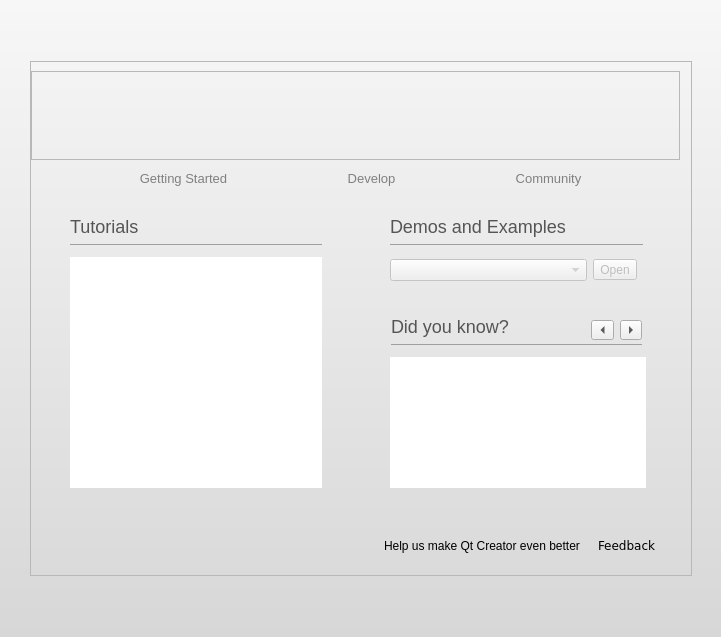
qt-creator/qt-creator, file src/plugins/coreplugin/welcomemode.ui: the form before one commit.
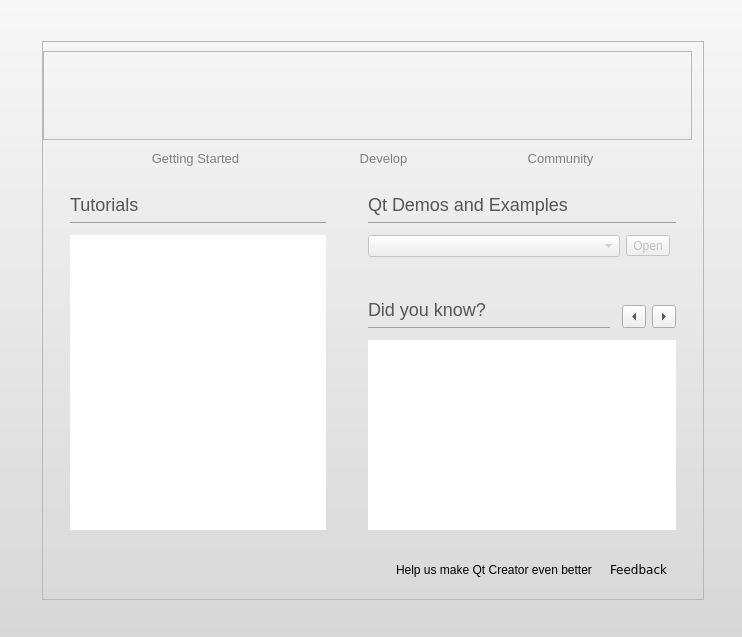
The form after the commit. The open tabs and pages were chosen to show the change. Icons and pictures are not drawn. Custom widgets are drawn as their Qt base class.

Commit message: welcome screen: make layout vertically resizable

```diff
--- a/src/plugins/coreplugin/welcomemode.ui
+++ b/src/plugins/coreplugin/welcomemode.ui
@@ -6,7 +6,7 @@
    <rect>
     <x>0</x>
     <y>0</y>
-    <width>721</width>
+    <width>742</width>
     <height>637</height>
    </rect>
   </property>
@@ -30,38 +30,21 @@
 }</string>
      </property>
      <layout class="QGridLayout" name="gridLayout">
-      <property name="margin">
+      <property name="leftMargin">
+       <number>4</number>
+      </property>
+      <property name="topMargin">
+       <number>4</number>
+      </property>
+      <property name="rightMargin">
+       <number>0</number>
+      </property>
+      <property name="bottomMargin">
        <number>0</number>
       </property>
       <property name="spacing">
        <number>0</number>
       </property>
-      <item row="0" column="1">
-       <spacer name="verticalSpacer_3">
-        <property name="orientation">
-         <enum>Qt::Vertical</enum>
-        </property>
-        <property name="sizeHint" stdset="0">
-         <size>
-          <width>0</width>
-          <height>0</height>
-         </size>
-        </property>
-       </spacer>
-      </item>
-      <item row="1" column="0">
-       <spacer name="horizontalSpacer">
-        <property name="orientation">
-         <enum>Qt::Horizontal</enum>
-        </property>
-        <property name="sizeHint" stdset="0">
-         <size>
-          <width>0</width>
-          <height>0</height>
-         </size>
-        </property>
-       </spacer>
-      </item>
       <item row="1" column="1">
        <widget class="QFrame" name="mainFrame">
         <property name="minimumSize">
@@ -73,7 +56,7 @@
         <property name="maximumSize">
          <size>
           <width>662</width>
-          <height>515</height>
+          <height>16777215</height>
          </size>
         </property>
         <property name="styleSheet">
@@ -219,18 +202,18 @@
          <item>
           <widget class="QStackedWidget" name="stackedWidget">
            <property name="currentIndex">
-            <number>0</number>
+            <number>1</number>
            </property>
-           <widget class="QWidget" name="page">
+           <widget class="QWidget" name="gettingStartedPage">
+            <layout class="QGridLayout" name="gridLayout_9">
+             <property name="margin">
+              <number>18</number>
+             </property>
+             <property name="spacing">
+              <number>24</number>
+             </property>
+             <item row="0" column="0" rowspan="2">
             <widget class="QFrame" name="recentProjectsFrame_2">
-             <property name="geometry">
-              <rect>
-               <x>30</x>
-               <y>20</y>
-               <width>270</width>
-               <height>290</height>
-              </rect>
-             </property>
              <property name="sizePolicy">
               <sizepolicy hsizetype="Preferred" vsizetype="Preferred">
                <horstretch>0</horstretch>
@@ -317,15 +300,68 @@
               </item>
              </layout>
             </widget>
+             </item>
+             <item row="0" column="1">
+              <widget class="QFrame" name="recentProjectsFrame_4">
+               <property name="sizePolicy">
+                <sizepolicy hsizetype="Preferred" vsizetype="Maximum">
+                 <horstretch>0</horstretch>
+                 <verstretch>0</verstretch>
+                </sizepolicy>
+               </property>
+               <property name="maximumSize">
+                <size>
+                 <width>400</width>
+                 <height>16777215</height>
+                </size>
+               </property>
+               <property name="styleSheet">
+                <string/>
+               </property>
+               <layout class="QGridLayout" name="gridLayout_8">
+                <item row="0" column="0" colspan="3">
+                 <widget class="QLabel" name="projTitleLabel_4">
+                  <property name="text">
+                   <string notr="true">&lt;!DOCTYPE HTML PUBLIC &quot;-//W3C//DTD HTML 4.0//EN&quot; &quot;http://www.w3.org/TR/REC-html40/strict.dtd&quot;&gt;
+&lt;html&gt;&lt;head&gt;&lt;meta name=&quot;qrichtext&quot; content=&quot;1&quot; /&gt;&lt;style type=&quot;text/css&quot;&gt;
+p, li { white-space: pre-wrap; }
+&lt;/style&gt;&lt;/head&gt;&lt;body style=&quot; font-family:'MS Shell Dlg 2'; font-size:8.25pt; font-weight:400; font-style:normal;&quot;&gt;
+&lt;p style=&quot; margin-top:16px; margin-bottom:0px; margin-left:0px; margin-right:0px; -qt-block-indent:0; text-indent:0px;&quot;&gt;&lt;span style=&quot; font-size:x-large; color:#555555;&quot;&gt;Qt Demos and Examples&lt;/span&gt;&lt;/p&gt;
+&lt;hr /&gt;&lt;/body&gt;&lt;/html&gt;</string>
+                  </property>
+                  <property name="alignment">
+                   <set>Qt::AlignLeading|Qt::AlignLeft|Qt::AlignTop</set>
+                  </property>
+                 </widget>
+                </item>
+                <item row="1" column="0">
+                 <widget class="QComboBox" name="comboBox">
+                  <property name="enabled">
+                   <bool>false</bool>
+                  </property>
+                  <property name="sizePolicy">
+                   <sizepolicy hsizetype="MinimumExpanding" vsizetype="Fixed">
+                    <horstretch>0</horstretch>
+                    <verstretch>0</verstretch>
+                   </sizepolicy>
+                  </property>
+                 </widget>
+                </item>
+                <item row="1" column="1">
+                 <widget class="QToolButton" name="toolButton">
+                  <property name="enabled">
+                   <bool>false</bool>
+                  </property>
+                  <property name="text">
+                   <string>Open</string>
+                  </property>
+                 </widget>
+                </item>
+               </layout>
+              </widget>
+             </item>
+             <item row="1" column="1">
             <widget class="QFrame" name="recentProjectsFrame_3">
-             <property name="geometry">
-              <rect>
-               <x>350</x>
-               <y>119</y>
-               <width>274</width>
-               <height>191</height>
-              </rect>
-             </property>
              <property name="sizePolicy">
               <sizepolicy hsizetype="Preferred" vsizetype="Preferred">
                <horstretch>0</horstretch>
@@ -341,14 +377,14 @@
              <property name="styleSheet">
               <string/>
              </property>
+               <layout class="QGridLayout" name="gridLayout_10">
+                <item row="0" column="0">
              <widget class="QLabel" name="projTitleLabel_3">
-              <property name="geometry">
-               <rect>
-                <x>10</x>
-                <y>10</y>
-                <width>251</width>
-                <height>36</height>
-               </rect>
+                  <property name="sizePolicy">
+                   <sizepolicy hsizetype="MinimumExpanding" vsizetype="Preferred">
+                    <horstretch>0</horstretch>
+                    <verstretch>0</verstretch>
+                   </sizepolicy>
               </property>
               <property name="text">
                <string notr="true">&lt;!DOCTYPE HTML PUBLIC &quot;-//W3C//DTD HTML 4.0//EN&quot; &quot;http://www.w3.org/TR/REC-html40/strict.dtd&quot;&gt;
@@ -362,15 +398,9 @@
                <set>Qt::AlignLeading|Qt::AlignLeft|Qt::AlignTop</set>
               </property>
              </widget>
+                </item>
+                <item row="1" column="0" colspan="3">
              <widget class="QTextBrowser" name="didYouKnowTextBrowser">
-              <property name="geometry">
-               <rect>
-                <x>9</x>
-                <y>51</y>
-                <width>256</width>
-                <height>131</height>
-               </rect>
-              </property>
               <property name="frameShape">
                <enum>QFrame::NoFrame</enum>
               </property>
@@ -387,15 +417,8 @@
                <bool>true</bool>
               </property>
              </widget>
-             <widget class="QWidget" name="">
-              <property name="geometry">
-               <rect>
-                <x>210</x>
-                <y>14</y>
-                <width>51</width>
-                <height>20</height>
-               </rect>
-              </property>
+                </item>
+                <item row="0" column="2">
               <layout class="QHBoxLayout" name="horizontalLayout_2">
                <item>
                 <widget class="QToolButton" name="prevTipBtn">
@@ -418,84 +441,22 @@
                 </widget>
                </item>
               </layout>
-             </widget>
-            </widget>
-            <widget class="QFrame" name="recentProjectsFrame_4">
-             <property name="geometry">
-              <rect>
-               <x>350</x>
-               <y>20</y>
-               <width>271</width>
-               <height>83</height>
-              </rect>
-             </property>
-             <property name="sizePolicy">
-              <sizepolicy hsizetype="Preferred" vsizetype="Preferred">
-               <horstretch>0</horstretch>
-               <verstretch>0</verstretch>
-              </sizepolicy>
-             </property>
-             <property name="maximumSize">
-              <size>
-               <width>400</width>
-               <height>16777215</height>
-              </size>
-             </property>
-             <property name="styleSheet">
-              <string/>
-             </property>
-             <layout class="QGridLayout" name="gridLayout_8">
-              <item row="0" column="0" colspan="3">
-               <widget class="QLabel" name="projTitleLabel_4">
-                <property name="text">
-                 <string notr="true">&lt;!DOCTYPE HTML PUBLIC &quot;-//W3C//DTD HTML 4.0//EN&quot; &quot;http://www.w3.org/TR/REC-html40/strict.dtd&quot;&gt;
-&lt;html&gt;&lt;head&gt;&lt;meta name=&quot;qrichtext&quot; content=&quot;1&quot; /&gt;&lt;style type=&quot;text/css&quot;&gt;
-p, li { white-space: pre-wrap; }
-&lt;/style&gt;&lt;/head&gt;&lt;body style=&quot; font-family:'MS Shell Dlg 2'; font-size:8.25pt; font-weight:400; font-style:normal;&quot;&gt;
-&lt;p style=&quot; margin-top:16px; margin-bottom:0px; margin-left:0px; margin-right:0px; -qt-block-indent:0; text-indent:0px;&quot;&gt;&lt;span style=&quot; font-size:x-large; color:#555555;&quot;&gt;Demos and Examples&lt;/span&gt;&lt;/p&gt;
-&lt;hr /&gt;&lt;/body&gt;&lt;/html&gt;</string>
-                </property>
-                <property name="alignment">
-                 <set>Qt::AlignLeading|Qt::AlignLeft|Qt::AlignTop</set>
-                </property>
-               </widget>
-              </item>
-              <item row="1" column="0">
-               <widget class="QComboBox" name="comboBox">
-                <property name="enabled">
-                 <bool>false</bool>
-                </property>
-                <property name="sizePolicy">
-                 <sizepolicy hsizetype="MinimumExpanding" vsizetype="Fixed">
-                  <horstretch>0</horstretch>
-                  <verstretch>0</verstretch>
-                 </sizepolicy>
-                </property>
-               </widget>
-              </item>
-              <item row="1" column="1">
-               <widget class="QToolButton" name="toolButton">
-                <property name="enabled">
-                 <bool>false</bool>
-                </property>
-                <property name="text">
-                 <string>Open</string>
-                </property>
-               </widget>
-              </item>
-             </layout>
-            </widget>
-           </widget>
-           <widget class="QWidget" name="page_2">
+                </item>
+               </layout>
+              </widget>
+             </item>
+            </layout>
+           </widget>
+           <widget class="QWidget" name="developPage">
+            <layout class="QGridLayout" name="gridLayout_4">
+             <property name="margin">
+              <number>18</number>
+             </property>
+             <property name="spacing">
+              <number>24</number>
+             </property>
+             <item row="0" column="0">
             <widget class="QFrame" name="recentSessionsFrame">
-             <property name="geometry">
-              <rect>
-               <x>30</x>
-               <y>20</y>
-               <width>270</width>
-               <height>291</height>
-              </rect>
-             </property>
              <property name="sizePolicy">
               <sizepolicy hsizetype="Preferred" vsizetype="Preferred">
                <horstretch>0</horstretch>
@@ -508,12 +469,6 @@
                <height>130</height>
               </size>
              </property>
-             <property name="maximumSize">
-              <size>
-               <width>270</width>
-               <height>16777215</height>
-              </size>
-             </property>
              <property name="styleSheet">
               <string/>
              </property>
@@ -620,6 +575,9 @@
                 <property name="orientation">
                  <enum>Qt::Horizontal</enum>
                 </property>
+                  <property name="sizeType">
+                   <enum>QSizePolicy::Preferred</enum>
+                  </property>
                 <property name="sizeHint" stdset="0">
                  <size>
                   <width>89</width>
@@ -630,27 +588,9 @@
               </item>
              </layout>
             </widget>
+             </item>
+             <item row="0" column="1">
             <widget class="QFrame" name="recentProjectsFrame">
-             <property name="geometry">
-              <rect>
-               <x>350</x>
-               <y>20</y>
-               <width>270</width>
-               <height>291</height>
-              </rect>
-             </property>
-             <property name="sizePolicy">
-              <sizepolicy hsizetype="Preferred" vsizetype="Preferred">
-               <horstretch>0</horstretch>
-               <verstretch>0</verstretch>
-              </sizepolicy>
-             </property>
-             <property name="maximumSize">
-              <size>
-               <width>270</width>
-               <height>16777215</height>
-              </size>
-             </property>
              <property name="styleSheet">
               <string/>
              </property>
@@ -725,22 +665,24 @@
               </item>
              </layout>
             </widget>
+             </item>
+            </layout>
            </widget>
-           <widget class="QWidget" name="Seite">
+           <widget class="QWidget" name="communityPage">
+            <layout class="QGridLayout" name="gridLayout_7">
+             <property name="margin">
+              <number>18</number>
+             </property>
+             <property name="spacing">
+              <number>24</number>
+             </property>
+             <item row="0" column="0">
             <widget class="QFrame" name="frame">
-             <property name="geometry">
-              <rect>
-               <x>30</x>
-               <y>20</y>
-               <width>330</width>
-               <height>291</height>
-              </rect>
-             </property>
              <property name="frameShape">
-              <enum>QFrame::StyledPanel</enum>
+                <enum>QFrame::NoFrame</enum>
              </property>
              <property name="frameShadow">
-              <enum>QFrame::Raised</enum>
+                <enum>QFrame::Plain</enum>
              </property>
              <layout class="QVBoxLayout" name="verticalLayout_2">
               <item>
@@ -768,7 +710,7 @@
                <widget class="Core::Internal::WelcomeModeTreeWidget" name="newsTreeWidget">
                 <property name="minimumSize">
                  <size>
-                  <width>280</width>
+                    <width>360</width>
                   <height>0</height>
                  </size>
                 </property>
@@ -819,20 +761,14 @@
               </item>
              </layout>
             </widget>
+             </item>
+             <item row="0" column="1">
             <widget class="QFrame" name="frame_2">
-             <property name="geometry">
-              <rect>
-               <x>400</x>
-               <y>20</y>
-               <width>220</width>
-               <height>290</height>
-              </rect>
-             </property>
              <property name="frameShape">
-              <enum>QFrame::StyledPanel</enum>
+                <enum>QFrame::NoFrame</enum>
              </property>
              <property name="frameShadow">
-              <enum>QFrame::Raised</enum>
+                <enum>QFrame::Plain</enum>
              </property>
              <layout class="QVBoxLayout" name="verticalLayout_3">
               <item>
@@ -911,6 +847,8 @@
               </item>
              </layout>
             </widget>
+             </item>
+            </layout>
            </widget>
           </widget>
          </item>
@@ -985,32 +923,44 @@
         </layout>
        </widget>
       </item>
-      <item row="1" column="2">
-       <spacer name="horizontalSpacer_4">
+      <item row="2" column="1">
+       <spacer name="verticalSpacer">
         <property name="orientation">
-         <enum>Qt::Horizontal</enum>
+         <enum>Qt::Vertical</enum>
+        </property>
+        <property name="sizeType">
+         <enum>QSizePolicy::Maximum</enum>
         </property>
         <property name="sizeHint" stdset="0">
          <size>
-          <width>0</width>
-          <height>0</height>
+          <width>20</width>
+          <height>40</height>
          </size>
         </property>
        </spacer>
       </item>
-      <item row="2" column="1">
+      <item row="0" column="1">
        <spacer name="verticalSpacer_2">
         <property name="orientation">
          <enum>Qt::Vertical</enum>
         </property>
+        <property name="sizeType">
+         <enum>QSizePolicy::Maximum</enum>
+        </property>
         <property name="sizeHint" stdset="0">
          <size>
-          <width>0</width>
-          <height>0</height>
+          <width>20</width>
+          <height>40</height>
          </size>
         </property>
        </spacer>
       </item>
+      <item row="1" column="0">
+       <layout class="QHBoxLayout" name="horizontalLayout_3"/>
+      </item>
+      <item row="1" column="2">
+       <layout class="QHBoxLayout" name="horizontalLayout_4"/>
+      </item>
      </layout>
     </widget>
    </item>
```
Lines whose indentation alone changed are shown as unchanged. The commit also changes 1 other file.
